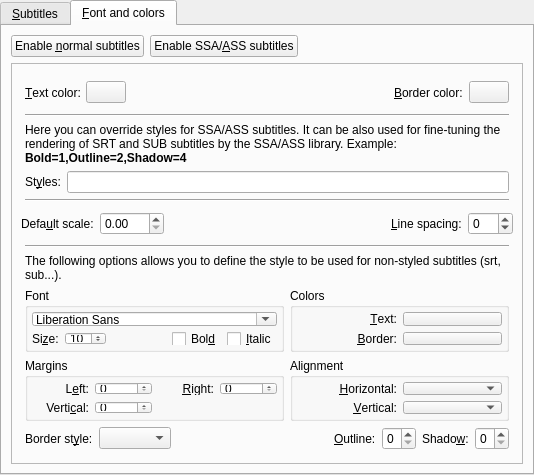
Above: src/prefsubtitles.ui from wilbert2000/wzplayer before the change. Below: the same form after it.
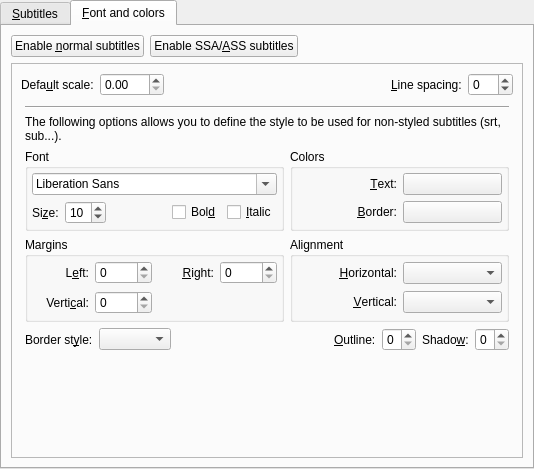
That is the form after the change. The open tabs and pages were chosen to show the change. Custom widgets are drawn as their Qt base class.

Commit message: Deleted the USE_ASS_STYLES conditional code

Diff of the .ui file:
```diff
--- a/src/prefsubtitles.ui
+++ b/src/prefsubtitles.ui
@@ -697,170 +697,6 @@
          </widget>
          <widget class="QWidget" name="ass_subs" >
           <layout class="QVBoxLayout" >
-           <item>
-            <widget class="QWidget" native="1" name="simple_styles_container" >
-             <property name="enabled" >
-              <bool>true</bool>
-             </property>
-             <layout class="QVBoxLayout" >
-              <property name="leftMargin" >
-               <number>4</number>
-              </property>
-              <property name="topMargin" >
-               <number>4</number>
-              </property>
-              <property name="rightMargin" >
-               <number>4</number>
-              </property>
-              <property name="bottomMargin" >
-               <number>4</number>
-              </property>
-              <item>
-               <layout class="QHBoxLayout" >
-                <property name="spacing" >
-                 <number>6</number>
-                </property>
-                <property name="leftMargin" >
-                 <number>0</number>
-                </property>
-                <property name="topMargin" >
-                 <number>0</number>
-                </property>
-                <property name="rightMargin" >
-                 <number>0</number>
-                </property>
-                <property name="bottomMargin" >
-                 <number>0</number>
-                </property>
-                <item>
-                 <widget class="QLabel" name="asscolor_label" >
-                  <property name="text" >
-                   <string>&amp;Text color:</string>
-                  </property>
-                  <property name="wordWrap" >
-                   <bool>false</bool>
-                  </property>
-                  <property name="buddy" >
-                   <cstring>colorButton</cstring>
-                  </property>
-                 </widget>
-                </item>
-                <item>
-                 <widget class="SelectColorButton" name="colorButton" >
-                  <property name="text" >
-                   <string/>
-                  </property>
-                 </widget>
-                </item>
-                <item>
-                 <spacer>
-                  <property name="orientation" >
-                   <enum>Qt::Horizontal</enum>
-                  </property>
-                  <property name="sizeHint" >
-                   <size>
-                    <width>41</width>
-                    <height>31</height>
-                   </size>
-                  </property>
-                 </spacer>
-                </item>
-                <item>
-                 <widget class="QLabel" name="assbordercolor_label" >
-                  <property name="text" >
-                   <string>&amp;Border color:</string>
-                  </property>
-                  <property name="wordWrap" >
-                   <bool>false</bool>
-                  </property>
-                  <property name="buddy" >
-                   <cstring>borderButton</cstring>
-                  </property>
-                 </widget>
-                </item>
-                <item>
-                 <widget class="SelectColorButton" name="borderButton" >
-                  <property name="text" >
-                   <string/>
-                  </property>
-                 </widget>
-                </item>
-               </layout>
-              </item>
-              <item>
-               <widget class="Line" name="line" >
-                <property name="sizePolicy" >
-                 <sizepolicy vsizetype="Fixed" hsizetype="Expanding" >
-                  <horstretch>0</horstretch>
-                  <verstretch>0</verstretch>
-                 </sizepolicy>
-                </property>
-                <property name="orientation" >
-                 <enum>Qt::Horizontal</enum>
-                </property>
-               </widget>
-              </item>
-              <item>
-               <widget class="QLabel" name="styles_desc_label" >
-                <property name="text" >
-                 <string>Here you can override styles for SSA/ASS subtitles. It can be also used for fine-tuning the rendering of SRT and SUB subtitles by the SSA/ASS library. Example: &lt;b>Bold=1,Outline=2,Shadow=4&lt;/b></string>
-                </property>
-                <property name="wordWrap" >
-                 <bool>true</bool>
-                </property>
-               </widget>
-              </item>
-              <item>
-               <layout class="QHBoxLayout" >
-                <property name="spacing" >
-                 <number>6</number>
-                </property>
-                <property name="leftMargin" >
-                 <number>0</number>
-                </property>
-                <property name="topMargin" >
-                 <number>0</number>
-                </property>
-                <property name="rightMargin" >
-                 <number>0</number>
-                </property>
-                <property name="bottomMargin" >
-                 <number>0</number>
-                </property>
-                <item>
-                 <widget class="QLabel" name="ass_styles_label" >
-                  <property name="text" >
-                   <string>St&amp;yles:</string>
-                  </property>
-                  <property name="wordWrap" >
-                   <bool>false</bool>
-                  </property>
-                  <property name="buddy" >
-                   <cstring>ass_styles_edit</cstring>
-                  </property>
-                 </widget>
-                </item>
-                <item>
-                 <widget class="QLineEdit" name="ass_styles_edit" />
-                </item>
-               </layout>
-              </item>
-              <item>
-               <widget class="Line" name="line_3" >
-                <property name="sizePolicy" >
-                 <sizepolicy vsizetype="Fixed" hsizetype="Expanding" >
-                  <horstretch>0</horstretch>
-                  <verstretch>0</verstretch>
-                 </sizepolicy>
-                </property>
-                <property name="orientation" >
-                 <enum>Qt::Horizontal</enum>
-                </property>
-               </widget>
-              </item>
-             </layout>
-            </widget>
-           </item>
            <item>
             <layout class="QHBoxLayout" >
              <item>
```
Left out of the diff: 3 changed lines with no effect on the pictures. The commit also changes 6 other files.
